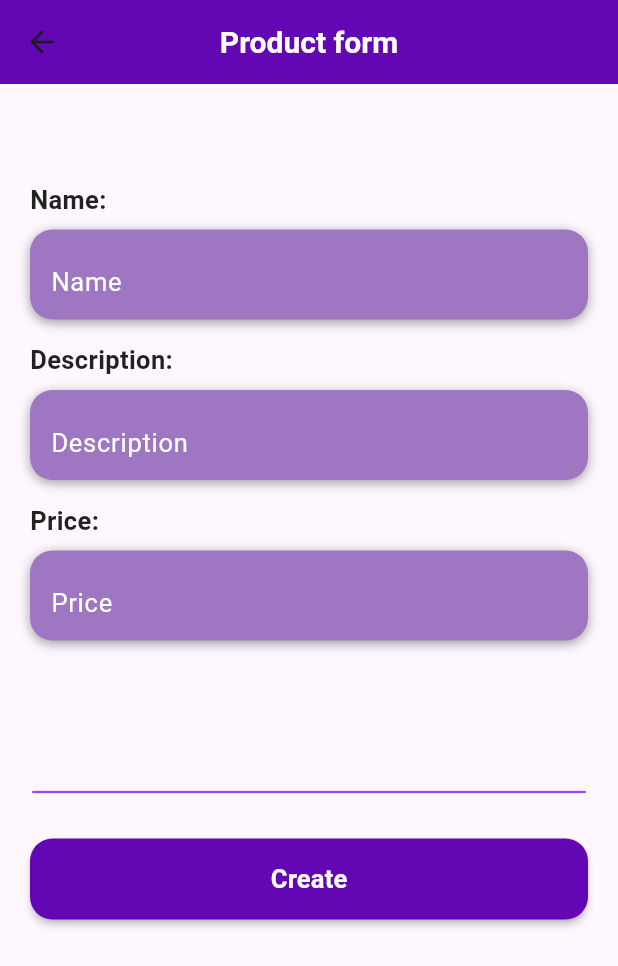
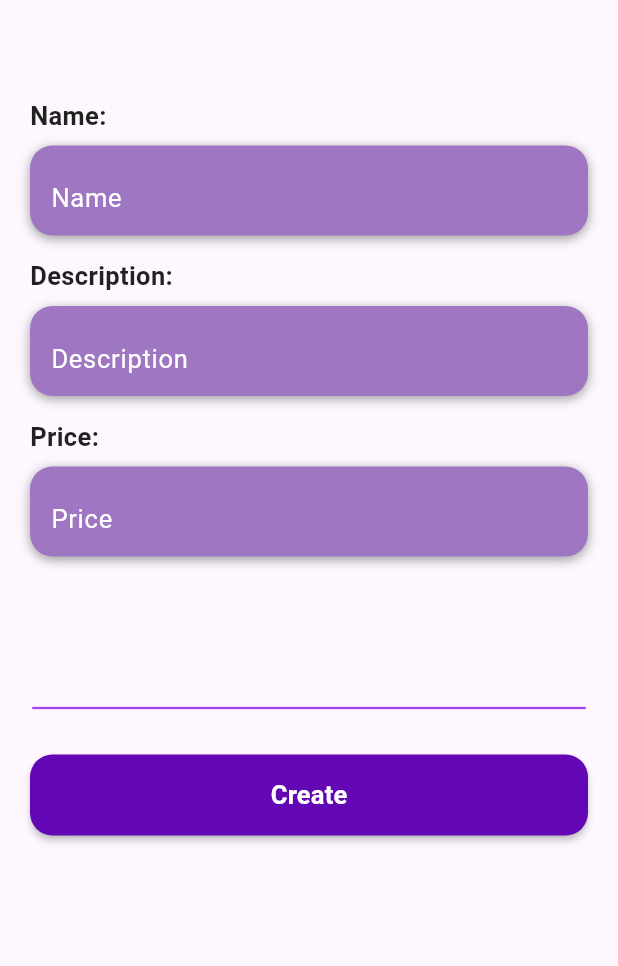
Before and after one commit to azizbekyokhubov1999/learn_riverpod, a Flutter app: the screen it shows after launch, after a tap on the "add" icon, on a phone screen of 412 x 824 dp. Shown: the top 966 px of the screen. Run offline on Flutter 3.47's test engine with Material 3 defaults, Android fonts, the phone set to English and light mode, and no system bars; our stand-ins replace flutter_riverpod; network calls fail.

Commit message:
CRUD is completed

```diff
--- a/lib/src/feature/controllers/product_form_controller.dart
+++ b/lib/src/feature/controllers/product_form_controller.dart
@@ -33,6 +33,7 @@ class ProductFormController extends ChangeNotifier{
     } else {
       log("Failed to add product");
     }
+    notifyListeners();
   }
 
   Future<void> readPosts() async{
@@ -41,9 +42,10 @@ class ProductFormController extends ChangeNotifier{
   }
 
   ProductFormController(){
+    log("message");
     readPosts().then((value) {
       isLoading = true;
-      notifyListeners();
+      // notifyListeners();
     });
   }
 }
--- a/lib/src/feature/presentation/pages/home_page.dart
+++ b/lib/src/feature/presentation/pages/home_page.dart
@@ -16,18 +16,6 @@ class _HomePageState extends ConsumerState<HomePage>{
   @override
   Widget build(BuildContext context) {
     return Scaffold(
-      appBar:
-      AppBar(
-        centerTitle: false,
-        backgroundColor: const Color.fromRGBO(99, 7, 181, 1),
-        title: const Text('Product info',
-          style: TextStyle(
-            color: Colors.white,
-            fontSize: 20,
-            fontWeight: FontWeight.bold,
-          ),
-        ),
-      ),
       body: Consumer(
         builder: (context, ref, _) {
           ref.watch(homeCont);
--- a/lib/src/feature/presentation/pages/product_form_page.dart
+++ b/lib/src/feature/presentation/pages/product_form_page.dart
@@ -15,18 +15,6 @@ class _ProductFormState extends ConsumerState<ProductForm> {
   @override
   Widget build(BuildContext context) {
     return Scaffold(
-      appBar: AppBar(
-        centerTitle: true,
-        backgroundColor: const Color.fromRGBO(99, 7, 181, 1),
-        title: const Text(
-          'Product form',
-          style: TextStyle(
-            color: Colors.white,
-            fontSize: 20,
-            fontWeight: FontWeight.bold,
-          ),
-        ),
-      ),
       body: Consumer(
         builder: (context, ref, _) {
           ref.watch(productFormCont);
@@ -190,7 +178,8 @@ class _ProductFormState extends ConsumerState<ProductForm> {
                     child: MaterialButton(
                       onPressed: () async {
                         await ref.read(productFormCont).create().then((value) {
-                          Navigator.push(context, MaterialPageRoute(builder: (context) => const HomePage()));
+                            Navigator.push(context, MaterialPageRoute(builder: (context) => const HomePage()));
+
                         });
                       },
                       padding: const EdgeInsets.all(15),
```
